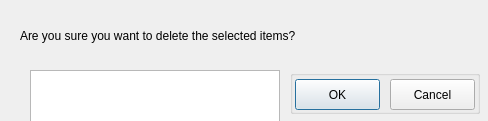
First picture: the form in keibomoneytracker/eraseconfirmation_dialog.ui, repository Carlos-CDM/Keibo-MoneyTracker, before the edit.
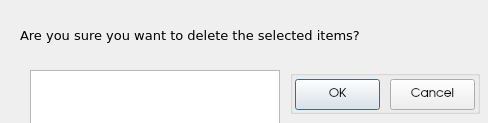
Second picture: the form after the edit. Custom widgets are drawn as their Qt base class.

Patch:
```diff
--- a/keibomoneytracker/eraseconfirmation_dialog.ui
+++ b/keibomoneytracker/eraseconfirmation_dialog.ui
@@ -7,7 +7,7 @@
     <x>0</x>
     <y>0</y>
     <width>488</width>
-    <height>121</height>
+    <height>123</height>
    </rect>
   </property>
   <property name="windowTitle">
@@ -24,8 +24,8 @@
    </property>
    <property name="font">
     <font>
-     <family>MS Shell Dlg 2</family>
-     <pointsize>9</pointsize>
+     <family>DejaVu Sans</family>
+     <pointsize>10</pointsize>
     </font>
    </property>
    <property name="text">
@@ -83,6 +83,11 @@
       <height>31</height>
      </rect>
     </property>
+    <property name="font">
+     <font>
+      <family>URW Gothic L</family>
+     </font>
+    </property>
     <property name="text">
      <string>OK</string>
     </property>
@@ -96,6 +101,11 @@
       <height>31</height>
      </rect>
     </property>
+    <property name="font">
+     <font>
+      <family>URW Gothic L</family>
+     </font>
+    </property>
     <property name="text">
      <string>Cancel</string>
     </property>
```
